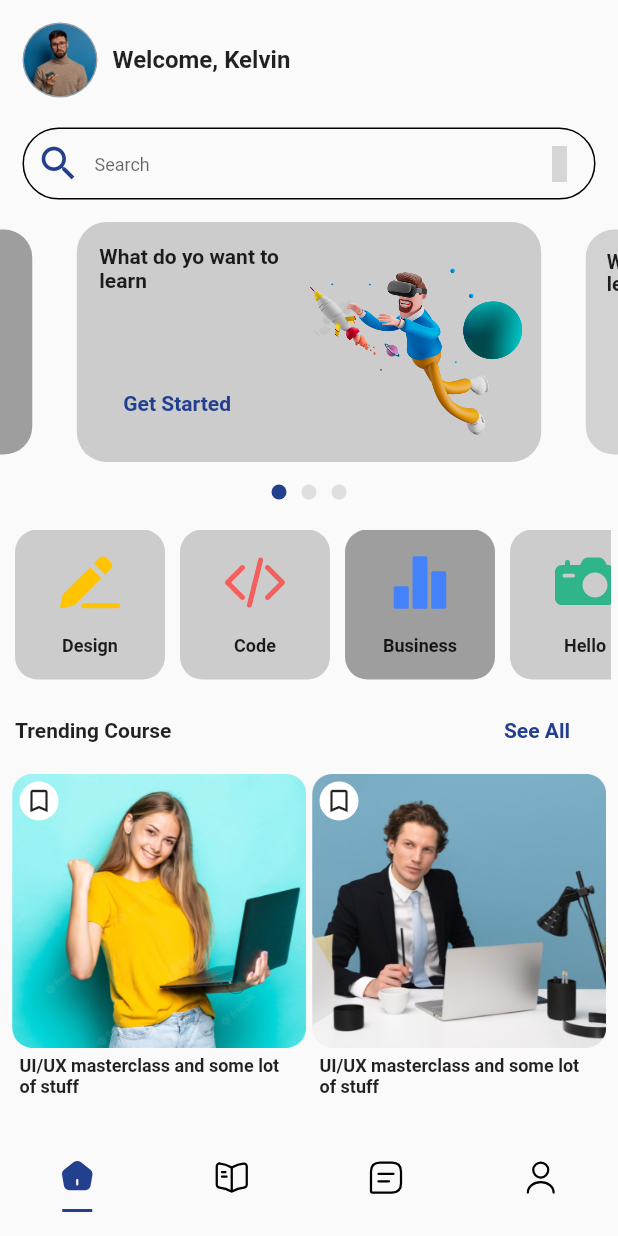
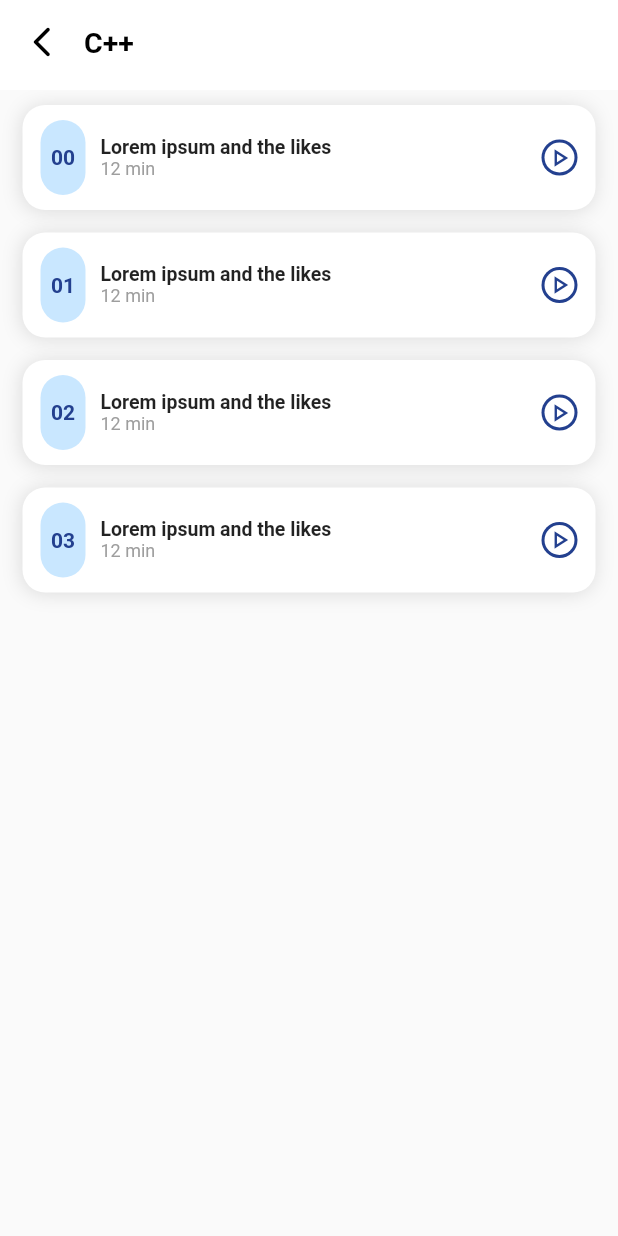
Before and after one commit to kadiriprosper/cpp_final_app, a Flutter app: the screen it shows after launch, on a phone screen of 412 x 824 dp. Run offline on Flutter 3.47's test engine with Material 2 defaults, Android fonts, the phone set to English and light mode, and no system bars; drawn by our look-alikes of carousel_slider; our stand-ins replace country_code_picker, flutter_rating_bar, flutter_svg, get, material_design_icons_flutter; grey boxes are pictures that could not be loaded.

Commit message:
up to date with design

```diff
--- a/lib/data/dummy_data.dart
+++ b/lib/data/dummy_data.dart
@@ -15,3 +15,25 @@ Map<int, dynamic> messages = {
     'time sent': '4:05am'
   },
 };
+
+final courseList = {
+  0: {
+    'title': 'Lorem ipsum and the likes',
+    'length': '12 min',
+  },
+  1: {
+    'title': 'Lorem ipsum and the likes',
+    'length': '12 min',
+  },
+  2: {
+    'title': 'Lorem ipsum and the likes',
+    'length': '12 min',
+  },
+  3: {
+    'title': 'Lorem ipsum and the likes',
+    'length': '12 min',
+  }
+};
+
+const placeholderText =
+    'A lot of talk has been going on for a while now, well who are we to say lorem ispum and the likes of all the other text placeholders are wrong, well who knows about all these things and the other stuffs alongside. Anyways we\'re good to go.';
--- a/lib/helpers/helper_functions.dart
+++ b/lib/helpers/helper_functions.dart
@@ -40,6 +40,11 @@ class HelperFunctions {
   static String profilePic = 'assets/home/profile_icon.png';
   static String certificatePic = 'assets/profile/certificate.png';
   static String rateusPic = 'assets/profile/rateus.png';
+
+  static String courseImage = 'assets/courses/cppimg.jpeg';
+  static String lessonsImage = 'assets/courses/lessons.svg';
+  static String programImage = 'assets/courses/program.png';
+  static String qaImage = 'assets/courses/qa.png';
 }
 
 class EditProfileIcon {
--- a/lib/main.dart
+++ b/lib/main.dart
@@ -3,6 +3,8 @@ import 'package:cpp_final_app/views/auth/login_page.dart';
 import 'package:cpp_final_app/views/auth/registration/mobile_auth_page.dart';
 import 'package:cpp_final_app/views/auth/registration/registration_page.dart';
 import 'package:cpp_final_app/views/auth/registration/verification_page.dart';
+import 'package:cpp_final_app/views/course_page.dart';
+import 'package:cpp_final_app/views/courses_list.dart';
 import 'package:cpp_final_app/views/mainscreen/main_screen.dart';
 import 'package:cpp_final_app/views/settingscreens/certificates_page.dart';
 import 'package:cpp_final_app/views/settingscreens/edit_profile_page.dart';
@@ -28,7 +30,7 @@ class MainApp extends StatelessWidget {
       debugShowCheckedModeBanner: false,
       theme: CustomTheme.dayTheme,
       defaultTransition: Transition.cupertino,
-      home: const MainScreen(),
+      home: const CourseList(),
     );
   }
 }
--- /dev/null
+++ b/lib/views/courses_list.dart
@@ -0,0 +1,133 @@
+import 'package:cpp_final_app/colors/colors.dart';
+import 'package:cpp_final_app/data/dummy_data.dart';
+import 'package:cpp_final_app/widgets/custom_app_bar.dart';
+import 'package:flutter/material.dart';
+
+class CourseList extends StatelessWidget {
+  const CourseList({super.key});
+
+  @override
+  Widget build(BuildContext context) {
+    return Scaffold(
+      appBar: const CustomAppBar(
+        hasLeading: true,
+        title: 'C++',
+      ).build(context),
+      body: Container(
+        padding: const EdgeInsets.symmetric(horizontal: 15).copyWith(top: 10),
+        child: ListView.separated(
+          shrinkWrap: true,
+          itemCount: courseList.length,
+          separatorBuilder: (context, index) => const SizedBox(height: 15),
+          itemBuilder: (context, index) {
+            return CourseListCard(
+              onPressed: () {},
+              title: courseList[index]?['title'] ?? '',
+              length: courseList[index]?['length'] ?? '',
+              index: index,
+            );
+          },
+        ),
+      ),
+    );
+  }
+}
+
+class CourseListCard extends StatelessWidget {
+  const CourseListCard({
+    super.key,
+    required this.onPressed,
+    required this.title,
+    required this.length,
+    required this.index,
+  });
+
+  final VoidCallback onPressed;
+  //TODO: Probably pass the course here not just the title
+  final String title;
+  final String length;
+  final int index;
+
+  @override
+  Widget build(BuildContext context) {
+    return InkWell(
+      onTap: onPressed,
+      borderRadius: BorderRadius.circular(15),
+      child: Container(
+        width: MediaQuery.of(context).size.width,
+        height: 70,
+        padding: const EdgeInsets.symmetric(horizontal: 12, vertical: 5),
+        decoration: BoxDecoration(
+          color: Colors.white,
+          borderRadius: BorderRadius.circular(15),
+          boxShadow: [
+            BoxShadow(
+              color: Colors.black12,
+              offset: Offset.fromDirection(90),
+              blurRadius: 10,
+              spreadRadius: 0.1,
+            ),
+          ],
+        ),
+        child: Row(
+          children: [
+            Container(
+              height: 50,
+              width: 30,
+              decoration: BoxDecoration(
+                borderRadius: BorderRadius.circular(15),
+                color: const Color.fromARGB(255, 201, 231, 255),
+              ),
+              child: Center(
+                child: Text(
+                  index < 10 ? '0$index' : index.toString(),
+                  style: const TextStyle(
+                    fontWeight: FontWeight.bold,
+                    color: CustomColor.buttonColor1,
+                  ),
+                ),
+              ),
+            ),
+            const SizedBox(width: 10),
+            Expanded(
+              child: Column(
+                crossAxisAlignment: CrossAxisAlignment.start,
+                mainAxisAlignment: MainAxisAlignment.center,
+                children: [
+                  Text(
+                    title,
+                    style: const TextStyle(
+                      fontWeight: FontWeight.bold,
+                      fontSize: 13,
+                    ),
+                  ),
+                  Text(
+                    length,
+                    style: const TextStyle(
+                      fontWeight: FontWeight.w400,
+                      fontSize: 12,
+                      color: Colors.grey,
+                    ),
+                  ),
+                ],
+              ),
+            ),
+            const CircleAvatar(
+              radius: 12,
+              backgroundColor: CustomColor.buttonColor1,
+              child: CircleAvatar(
+                radius: 10,
+                backgroundColor: Colors.white,
+                child: Icon(
+                  Icons.play_arrow_outlined,
+                  color: CustomColor.buttonColor1,
+                  size: 20,
+                ),
+              ),
+            )
+          ],
+        ),
+      ),
+    );
+  }
+}
--- a/lib/views/mainscreen/courses_page.dart
+++ b/lib/views/mainscreen/courses_page.dart
@@ -199,11 +199,13 @@ class StatusButton extends StatelessWidget {
     required this.label,
     required this.onPressed,
     required this.isSelected,
+    this.width,
   });
 
   final String label;
   final VoidCallback onPressed;
   final bool isSelected;
+  final double? width;
 
   @override
   Widget build(BuildContext context) {
@@ -223,7 +225,7 @@ class StatusButton extends StatelessWidget {
       shape: RoundedRectangleBorder(
         borderRadius: BorderRadius.circular(20),
       ),
-      minWidth: MediaQuery.of(context).size.width / 2.3,
+      minWidth: width ?? MediaQuery.of(context).size.width / 2.3,
       height: 50,
       onPressed: onPressed,
       child: Text(
--- a/pubspec.yaml
+++ b/pubspec.yaml
@@ -46,3 +46,4 @@ flutter:
     - assets/project/
     - assets/contact/
     - assets/payment/
+    - assets/courses/
```
Also changed, not shown: lib/views/course_page.dart (added, +191 -0 lines), assets/courses/cppimg.jpeg (added), assets/courses/lessons.svg (added), assets/courses/program.png (added), assets/courses/qa.png (added).
